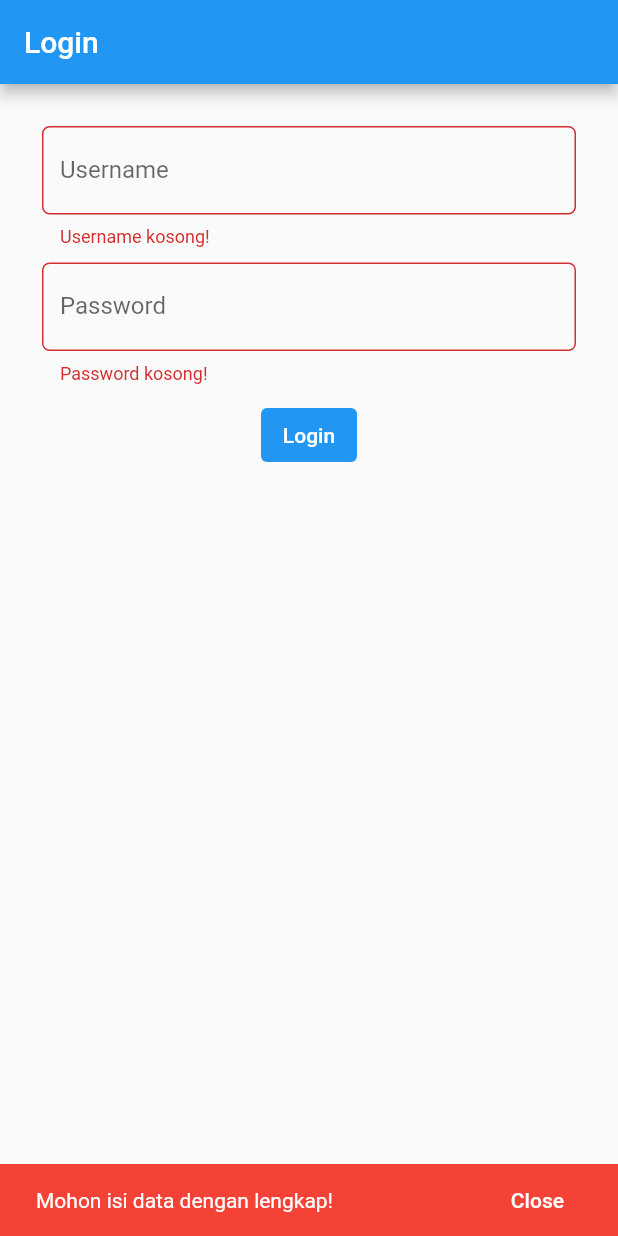
After one commit to pbp-group-assignments/si-solo-mobile, a Flutter app: the LoginFormPage screen opened directly, after a tap on "Login", on a phone screen of 412 x 824 dp. The commit adds this screen. Run offline on Flutter 3.47's test engine with Material 2 defaults, Android fonts, the phone set to English and light mode, and no system bars; missing offline and left inert: pbp_django_auth.

Commit message:
autentikasi login

```diff
--- a/lib/drawer_non_admin.dart
+++ b/lib/drawer_non_admin.dart
@@ -1,6 +1,6 @@
 import 'package:flutter/material.dart';
-import 'package:si_solo/main.dart';
 import 'package:si_solo/pendaftaran_izin_usaha/page/daftar_pelaku_usaha.dart';
+import 'package:si_solo/landing_page_not_admin.dart';
 
 Drawer buildDrawer(BuildContext context) {
   return Drawer(
@@ -11,7 +11,7 @@ Drawer buildDrawer(BuildContext context) {
           onTap: () {
             Navigator.pushReplacement(
               context,
-              MaterialPageRoute(builder: (context) => const MyHomePage())
+              MaterialPageRoute(builder: (context) => const LandingNotAdminPage())
             );
           }
         ),
--- a/lib/main-page/model/user.dart
+++ b/lib/main-page/model/user.dart
@@ -5,13 +5,15 @@ List<User> userFromJson(String str) => List<User>.from(json.decode(str).map((x)
 String userToJson(List<User> data) => json.encode(List<dynamic>.from(data.map((x) => x.toJson())));
 
 class User{
-  String username;
-  String role;
-  String namaLengkap;
-  String nomorTeleponPemilik;
-  String alamatPemilik;
+  String status = "";
+  String username = "";
+  String role = "";
+  String namaLengkap = "";
+  String nomorTeleponPemilik = "";
+  String alamatPemilik = "";
 
   User({
+    required this.status,
     required this.username,
     required this.role,
     required this.namaLengkap,
@@ -20,6 +22,7 @@ class User{
   });
 
   factory User.fromJson(Map<String, dynamic> json) => User(
+    status: json["status"],
     username: json["fields"]["username"],
     role: json["fields"]["role"],
     namaLengkap: json["fields"]["namaLengkap"],
@@ -28,6 +31,7 @@ class User{
   );
 
   Map<String, dynamic> toJson() =>{
+    "status": status,
     "username": username,
     "role": role,
     "namaLengkap": namaLengkap,
@@ -35,3 +39,7 @@ class User{
     "alamatPemilik": alamatPemilik,
   };
 }
+
+class UserLogin{
+  static List<User> listUserLogin = [];
+}
--- /dev/null
+++ b/lib/main-page/page/login.dart
@@ -0,0 +1,180 @@
+import 'package:flutter/material.dart';
+import 'package:si_solo/main-page/util/fetch_user.dart';
+import 'package:si_solo/main-page/model/user.dart';
+import 'package:si_solo/landing_page_not_admin.dart';
+import 'package:si_solo/register_addition.dart';
+import 'package:si_solo/landing_page_admin.dart';
+
+class LoginFormPage extends StatefulWidget{
+  const LoginFormPage({super.key});
+
+  @override
+  State<LoginFormPage> createState() => _LoginFormPage();
+}
+
+class _LoginFormPage extends State<LoginFormPage>{
+  final _formKey = GlobalKey<FormState>();
+  final _clearUsername = TextEditingController();
+  final _clearPassword = TextEditingController();
+  String _username = "";
+  String _password = "";
+
+
+  @override
+  Widget build(BuildContext context) {
+    return Scaffold(
+      appBar: AppBar(
+        title: Text('Login'),
+      ),
+      body: Form(
+        key: _formKey,
+        child: Container(
+          padding: const EdgeInsets.all(20.0),
+          child: Column(
+            children: [
+              Padding(
+                padding: const EdgeInsets.all(8.0),
+                child: Column(
+                  mainAxisAlignment: MainAxisAlignment.center,
+                  children: [
+                    TextFormField(
+                      decoration: InputDecoration(
+                        labelText: "Username",
+                        border: OutlineInputBorder(
+                          borderRadius: BorderRadius.circular(5.0),
+                        ),
+                      ),
+
+                      controller: _clearUsername,
+
+                      onChanged: (String? value){
+                        setState(() {
+                          _username = value!;
+                        });
+                      },
+
+                      onSaved: (String? value){
+                        setState(() {
+                          _username = value!;
+                        });
+                      },
+
+                      validator: (String? value){
+                        if (value == null || value.isEmpty) {
+                          return 'Username kosong!';
+                        }
+                        return null;
+                      },
+                    ),
+
+                    const SizedBox(height: 10,),
+
+                    TextFormField(
+                      obscureText: true,
+                      decoration: InputDecoration(
+                        labelText: "Password",
+                        border: OutlineInputBorder(
+                          borderRadius: BorderRadius.circular(5.0),
+                        ),
+                      ),
+
+                      controller: _clearPassword,
+
+                      onChanged: (String? value){
+                        setState(() {
+                          _password = value!;
+                        });
+                      },
+
+                      onSaved: (String? value){
+                        setState(() {
+                          _password = value!;
+                        });
+                      },
+
+                      validator: (String? value){
+                        if (value == null || value.isEmpty) {
+                          return 'Password kosong!';
+                        }
+                        return null;
+                      },
+                    ),
+
+                    const SizedBox(height: 10,),
+
+                    // const Spacer(),
+
+                    Align(
+                      alignment: Alignment.bottomCenter,
+                      child: TextButton(
+                        child: const Text("Login", style: TextStyle(color: Colors.white),),
+                        style: ButtonStyle(
+                          backgroundColor: MaterialStateProperty.all(Colors.blue),
+                        ),
+                        onPressed: (){
+                          if (_formKey.currentState!.validate()){
+                            fetchLogin(_username, _password);
+                            Future.delayed(Duration(milliseconds: 3000)).then((_){
+                              // debugPrint(UserLogin.listUserLogin[0].status);
+                              if (UserLogin.listUserLogin[0].status == 'register'){
+                                if (UserLogin.listUserLogin[0].role == 'Admin'){
+                                  Navigator.pushReplacement(
+                                  context,
+                                  MaterialPageRoute(builder: (context) => const LandingAdminPage()));
+                                }else{
+                                  Navigator.pushReplacement(
+                                  context,
+                                  MaterialPageRoute(builder: (context) => const LandingNotAdminPage()));
+                                }
+                              }else if (UserLogin.listUserLogin[0].status == 'notRegister'){
+                                Navigator.pushReplacement(
+                                context,
+                                MaterialPageRoute(builder: (context) => const RegisterAdditionPage()));
+                              }else{
+                                ScaffoldMessenger.of(context).showSnackBar(
+                                  SnackBar(
+                                    backgroundColor: Colors.red,
+                                    content: Text("Akun tidak terdaftar!"),
+                                    action: SnackBarAction(
+                                      label: 'Close',
+                                      textColor: Colors.white,
+                                      onPressed: (){
+                                        ScaffoldMessenger.of(context).hideCurrentSnackBar();
+                                      },
+                                    ),
+                                  )
+                                );
+
+                                UserLogin.listUserLogin.removeAt(0);
+                              }
+                            });
+                            _clearUsername.clear();
+                            _clearPassword.clear();
+                          }else{
+                            ScaffoldMessenger.of(context).showSnackBar(
+                              SnackBar(
+                                backgroundColor: Colors.red,
+                                content: Text("Mohon isi data dengan lengkap!"),
+                                action: SnackBarAction(
+                                  label: 'Close',
+                                  textColor: Colors.white,
+                                  onPressed: (){
+                                    ScaffoldMessenger.of(context).hideCurrentSnackBar();
+                                  },
+                                ),
+                              )
+                            );
+                          }
+                        },
+                      ),
+                    ),
+                  ]
+                )
+              )
+            ]
+          )
+        )
+      )
+    );
+  }
+}
--- a/lib/main-page/util/fetch_user.dart
+++ b/lib/main-page/util/fetch_user.dart
@@ -1,16 +1,16 @@
-// import 'package:http/http.dart' as http;
-// import 'dart:convert';
-// import 'package:counter_7/model/watchlist.dart';
+import 'package:http/http.dart' as http;
+import 'dart:convert';
+import 'package:si_solo/main-page/model/user.dart';
 
 // Future<List<WatchList>> fetchWatchList() async {
 //   var url = Uri.parse('https://katalog-project-django.herokuapp.com/mywatchlist/json/');
-//   var response = await http.get(
-//     url,
-//     headers: {
-//       "Access-Control-Allow-Origin": "*",
-//       "Content-Type": "application/json",
-//     },
-//   );
+  // var response = await http.get(
+  //   url,
+  //   headers: {
+  //     "Access-Control-Allow-Origin": "*",
+  //     "Content-Type": "application/json",
+  //   },
+  // );
 
 //   var data = jsonDecode(utf8.decode(response.bodyBytes));
 
@@ -23,3 +23,23 @@
 
 //   return listWatch;
 // }
+
+Future<void> fetchLogin(String username, String password) async{
+    var url = Uri.parse('https://si-solo.up.railway.app/login_mobile/');
+    Map data = {};
+    data['username'] = username;
+    data['password'] = password;
+    http.Response response = await http.post(
+      url,
+      headers: {"Content-Type": 'application/json; charset=UTF-8'},
+      body: json.encode(data)
+    );
+
+    var dataResponse = jsonDecode(utf8.decode(response.bodyBytes));
+
+    if (dataResponse['status'] == 'register'){
+      UserLogin.listUserLogin.add(User(status: dataResponse['status'], username: dataResponse['fields']['username'], role: dataResponse['fields']['role'], namaLengkap: dataResponse['fields']['namaLengkap'], nomorTeleponPemilik: dataResponse['fields']['nomorTeleponPemilik'], alamatPemilik: dataResponse['fields']['alamatPemilik']));
+    }else{
+      UserLogin.listUserLogin.add(User(status: dataResponse['status'], username: "", role: "", namaLengkap: "", nomorTeleponPemilik: "", alamatPemilik: ""));
+    }
+  }
```
Also changed, not shown: lib/drawer_admin.dart (+20 -0 lines), lib/landing_page_admin.dart (added, +38 -0 lines), lib/landing_page_not_admin.dart (added, +39 -0 lines), lib/main.dart (+20 -26 lines), lib/register_addition.dart (added, +38 -0 lines), flutter_01.png (added).
